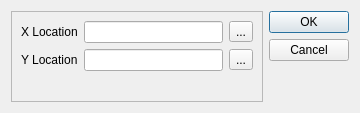
First picture: the form in designer/camo_origin_dialog.ui, repository JonRob812/CAMOnion, before the edit.
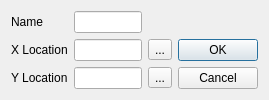
Second picture: the form after the edit.

Diff of the .ui file:
```diff
--- a/designer/camo_origin_dialog.ui
+++ b/designer/camo_origin_dialog.ui
@@ -6,74 +6,39 @@
    <rect>
     <x>0</x>
     <y>0</y>
-    <width>360</width>
-    <height>113</height>
+    <width>269</width>
+    <height>87</height>
    </rect>
   </property>
   <property name="windowTitle">
    <string>Set Origin</string>
   </property>
-  <layout class="QHBoxLayout" name="horizontalLayout">
-   <item>
-    <widget class="QFrame" name="frame">
-     <property name="frameShape">
-      <enum>QFrame::StyledPanel</enum>
+  <layout class="QGridLayout" name="gridLayout">
+   <item row="2" column="5">
+    <widget class="QLineEdit" name="origin_y"/>
+   </item>
+   <item row="1" column="7">
+    <widget class="QToolButton" name="find_x">
+     <property name="text">
+      <string>...</string>
      </property>
-     <property name="frameShadow">
-      <enum>QFrame::Raised</enum>
+    </widget>
+   </item>
+   <item row="1" column="1">
+    <widget class="QLabel" name="label">
+     <property name="text">
+      <string>X Location</string>
      </property>
-     <layout class="QGridLayout" name="gridLayout">
-      <item row="0" column="0">
-       <widget class="QLabel" name="label">
-        <property name="text">
-         <string>X Location</string>
-        </property>
-       </widget>
-      </item>
-      <item row="0" column="1">
-       <widget class="QLineEdit" name="origin_x"/>
-      </item>
-      <item row="0" column="2">
-       <widget class="QToolButton" name="find_x">
-        <property name="text">
-         <string>...</string>
-        </property>
-       </widget>
-      </item>
-      <item row="2" column="2">
-       <widget class="QToolButton" name="find_y">
-        <property name="text">
-         <string>...</string>
-        </property>
-       </widget>
-      </item>
-      <item row="2" column="0">
-       <widget class="QLabel" name="label_2">
-        <property name="text">
-         <string>Y Location</string>
-        </property>
-       </widget>
-      </item>
-      <item row="2" column="1">
-       <widget class="QLineEdit" name="origin_y"/>
-      </item>
-      <item row="3" column="1">
-       <spacer name="verticalSpacer">
-        <property name="orientation">
-         <enum>Qt::Vertical</enum>
-        </property>
-        <property name="sizeHint" stdset="0">
-         <size>
-          <width>20</width>
-          <height>40</height>
-         </size>
-        </property>
-       </spacer>
-      </item>
-     </layout>
     </widget>
    </item>
-   <item>
+   <item row="2" column="1">
+    <widget class="QLabel" name="label_2">
+     <property name="text">
+      <string>Y Location</string>
+     </property>
+    </widget>
+   </item>
+   <item row="1" column="8" rowspan="2">
     <widget class="QDialogButtonBox" name="buttonBox">
      <property name="orientation">
       <enum>Qt::Vertical</enum>
@@ -83,6 +48,26 @@
      </property>
     </widget>
    </item>
+   <item row="1" column="5">
+    <widget class="QLineEdit" name="origin_x"/>
+   </item>
+   <item row="2" column="7">
+    <widget class="QToolButton" name="find_y">
+     <property name="text">
+      <string>...</string>
+     </property>
+    </widget>
+   </item>
+   <item row="0" column="1">
+    <widget class="QLabel" name="label_3">
+     <property name="text">
+      <string>Name</string>
+     </property>
+    </widget>
+   </item>
+   <item row="0" column="5">
+    <widget class="QLineEdit" name="origin_name_input"/>
+   </item>
   </layout>
  </widget>
  <resources/>
```
Left out of the diff: 16 changed lines with no effect on the pictures.
